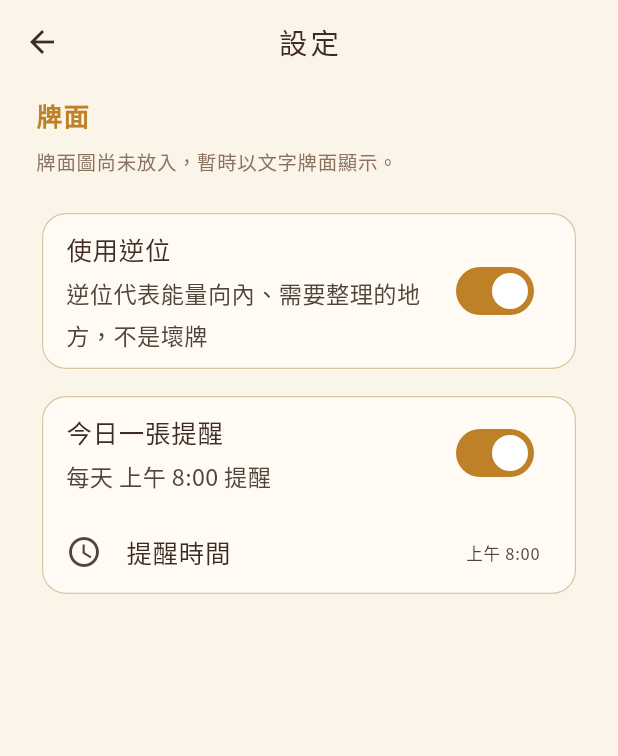
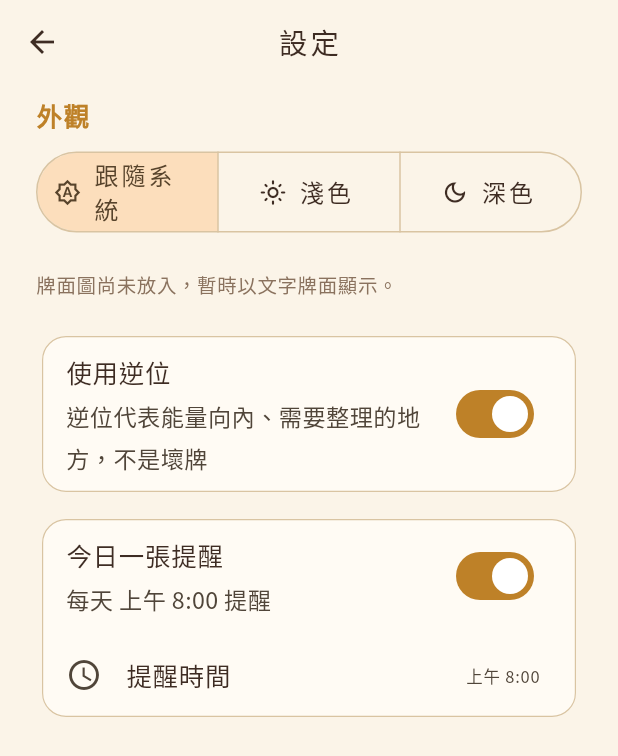
Before and after one commit to lawrence124875/tarot-cards, a Flutter app: the SettingsPage screen opened directly, after a tap on "今日一張提醒", on a phone screen of 412 x 824 dp. Shown: the top 756 px of the screen. Run offline on Flutter 3.47's test engine with Material 3 defaults, Android fonts, the phone set to English and light mode, and no system bars; our stand-ins replace audio_service, cloud_firestore, file_picker, firebase_analytics, firebase_core, firebase_crashlytics and 8 more; missing offline and left inert: purchases_flutter; accounts and stored records are empty; generated files the repository leaves out were written again; Roboto replaces fonts that are missing (NotoSerifTC).

Commit message:
深色模式（跟隨系統／淺色／深色）；桌面圖示與牌背保留完整圖不裁切
- TarotColors 改為依目前配色取值，新增夜空配色與設定頁外觀切換
- 牌背以 BoxFit.contain 完整顯示，多出的邊補牌背底色
- make_icon.py 改用完整圖案產生圖示與牌背；只有一組牌面時隱藏牌面選單

Co-Authored-By: Claude Opus 5.5 (1M context) <noreply@anthropic.com>
Claude-Session: https://claude.ai/code/session_01SUkbWBxzUD7E7pekyz4CDi

```diff
--- a/lib/app/app.dart
+++ b/lib/app/app.dart
@@ -1,6 +1,7 @@
 import 'dart:async';
 
 import 'package:flutter/material.dart';
+import 'package:flutter/services.dart';
 import 'package:flutter_localizations/flutter_localizations.dart';
 
 import '../l10n/l10n.dart';
@@ -57,8 +58,30 @@ class _TarotAppState extends State<TarotApp> {
     super.dispose();
   }
 
+  /// 深淺色切換：TarotColors 是全域取色，沒有依賴 Theme 的元件不會自己重畫，
+  /// 所以換色後把整棵樹標記重建一次（不重建狀態，頁面堆疊與捲動位置都保留）。
+  void _applyPalette(TarotPalette p) {
+    if (identical(TarotColors.current, p)) return;
+    TarotColors.current = p;
+    SystemChrome.setSystemUIOverlayStyle(systemBarsFor(p));
+    WidgetsBinding.instance.addPostFrameCallback((_) {
+      void mark(Element e) {
+        e.markNeedsBuild();
+        e.visitChildren(mark);
+      }
+
+      final root = WidgetsBinding.instance.rootElement;
+      if (root != null) mark(root);
+    });
+  }
+
   @override
   Widget build(BuildContext context) {
+    final settings = AppServices.of(context).settings;
+    return ListenableBuilder(listenable: settings, builder: (context, _) => _app(settings.themeMode));
+  }
+
+  Widget _app(String themeMode) {
     return MaterialApp(
       navigatorKey: _navigatorKey,
       onGenerateTitle: (context) => context.l10n.appTitle,
@@ -82,14 +105,22 @@ class _TarotAppState extends State<TarotApp> {
       builder: (context, child) {
         final fonts = AppFonts.forLanguage(Localizations.localeOf(context).languageCode);
         AppFonts.current = fonts;
+        // 外觀：跟隨系統／淺色／深色（設定頁）。
+        final dark = switch (themeMode) {
+          'dark' => true,
+          'light' => false,
+          _ => MediaQuery.platformBrightnessOf(context) == Brightness.dark,
+        };
+        final palette = dark ? TarotPalette.dark : TarotPalette.light;
+        _applyPalette(palette);
         // 底部系統導覽列（三鍵列、手勢條）：所有頁面、對話框、底部面板都停在它上方，不畫在它後面。
         // 頁面各自留邊容易漏（2026-10-10 實機：首頁、解讀、音景底部被三鍵列蓋住），所以在這裡統一處理；
         // SafeArea 會把底部高度從下層的 MediaQuery 拿掉，各頁的 SafeArea／readablePadding 不會重複留白。
         // 頂端狀態列維持無邊框（AppBar 自己處理）；鍵盤開啟時底部高度由 viewInsets 處理。
         return Theme(
-          data: buildTheme(fonts),
+          data: buildTheme(fonts, palette),
           child: ColoredBox(
-            color: TarotColors.ink,
+            color: palette.ink,
             child: SafeArea(top: false, left: false, right: false, child: child!),
           ),
         );
--- a/lib/app/home_page.dart
+++ b/lib/app/home_page.dart
@@ -121,7 +121,7 @@ class _HomeMenu extends StatelessWidget {
     final l = context.l10n;
     final s = AppServices.of(context);
     return PopupMenuButton<_MenuItem>(
-      icon: const Icon(Icons.more_vert, color: TarotColors.textSub),
+      icon: Icon(Icons.more_vert, color: TarotColors.textSub),
       onSelected: (item) {
         switch (item) {
           case _MenuItem.premium:
--- a/lib/app/theme.dart
+++ b/lib/app/theme.dart
@@ -3,20 +3,77 @@ import 'package:flutter/services.dart';
 
 /// 塔羅主題配色（App 精神：光明、豐盛、療愈、快樂）：晨光奶油底、琥珀金主色、日出珊瑚點綴，
 /// 牌背用暮光紫。欄位名稱沿用謙卦（ink＝底色、inkCard＝卡片底…），換配色只改這裡。
+/// 深色模式（2026-10-19）：同一組欄位換成夜空配色；[current] 由 app.dart 依設定與系統切換，
+/// 所以各頁取色時不能放在 const 裡。
+class TarotPalette {
+  const TarotPalette({
+    required this.brightness,
+    required this.ink,
+    required this.inkCard,
+    required this.earth,
+    required this.rice,
+    required this.mountain,
+    required this.text,
+    required this.textSub,
+    required this.paper,
+    required this.twilight,
+    required this.dawn,
+    required this.sage,
+  });
+
+  final Brightness brightness;
+  final Color ink, inkCard, earth, rice, mountain, text, textSub, paper, twilight, dawn, sage;
+
+  bool get isDark => brightness == Brightness.dark;
+
+  static const light = TarotPalette(
+    brightness: Brightness.light,
+    ink: Color(0xFFFBF4E8), // 晨光奶油：主背景
+    inkCard: Color(0xFFFFFBF4), // 象牙白：卡片底
+    earth: Color(0xFFBE8128), // 琥珀金：主色
+    rice: Color(0xFFE0784C), // 日出珊瑚：點綴、強調
+    mountain: Color(0xFFD9C4A2), // 沙色：線條、輔色
+    text: Color(0xFF3E2C23), // 暖棕：主文字
+    textSub: Color(0xFF8A725E), // 淺棕：次文字
+    paper: Color(0xFFFFFFFF),
+    twilight: Color(0xFF4A3E73), // 暮光紫：牌背
+    dawn: Color(0xFFF3C66E), // 晨光金：牌背的光
+    sage: Color(0xFF7FA58C), // 鼠尾草綠：成長、正向標示
+  );
+
+  /// 夜空：深藍紫底（接近桌面圖示的深藍）、金色更亮一點，文字用暖象牙色。
+  static const dark = TarotPalette(
+    brightness: Brightness.dark,
+    ink: Color(0xFF15182A),
+    inkCard: Color(0xFF1F2338),
+    earth: Color(0xFFE2AE5C),
+    rice: Color(0xFFF0936A),
+    mountain: Color(0xFF3D4260),
+    text: Color(0xFFF2E8D8),
+    textSub: Color(0xFFB5A895),
+    paper: Color(0xFF262A40),
+    twilight: Color(0xFFB0A4E6),
+    dawn: Color(0xFFF3C66E),
+    sage: Color(0xFF8FB89C),
+  );
+}
+
 class TarotColors {
   TarotColors._();
 
-  static const ink = Color(0xFFFBF4E8); // 晨光奶油：主背景
-  static const inkCard = Color(0xFFFFFBF4); // 象牙白：卡片底
-  static const earth = Color(0xFFBE8128); // 琥珀金：主色
-  static const rice = Color(0xFFE0784C); // 日出珊瑚：點綴、強調
-  static const mountain = Color(0xFFD9C4A2); // 沙色：線條、輔色
-  static const text = Color(0xFF3E2C23); // 暖棕：主文字
-  static const textSub = Color(0xFF8A725E); // 淺棕：次文字
-  static const paper = Color(0xFFFFFFFF);
-  static const twilight = Color(0xFF4A3E73); // 暮光紫：牌背
-  static const dawn = Color(0xFFF3C66E); // 晨光金：牌背的光
-  static const sage = Color(0xFF7FA58C); // 鼠尾草綠：成長、正向標示
+  static TarotPalette current = TarotPalette.light;
+
+  static Color get ink => current.ink;
+  static Color get inkCard => current.inkCard;
+  static Color get earth => current.earth;
+  static Color get rice => current.rice;
+  static Color get mountain => current.mountain;
+  static Color get text => current.text;
+  static Color get textSub => current.textSub;
+  static Color get paper => current.paper;
+  static Color get twilight => current.twilight;
+  static Color get dawn => current.dawn;
+  static Color get sage => current.sage;
 }
 
 /// 字體：牌名、標題、引文用宋體；白話解讀與介面用黑體（沿用謙卦）。
@@ -73,38 +130,41 @@ String get kSans => AppFonts.current.sans;
 List<String> get kSerifFallback => AppFonts.current.serifFallback;
 List<String> get kSansFallback => AppFonts.current.sansFallback;
 
-/// 系統列（無邊框畫面）：透明、深色圖示（淺色底），導覽列不加系統的半透明遮罩。
-/// main() 開機時套用；AppBar 也用同一份，進出各頁不會閃動。
-const tarotSystemBars = SystemUiOverlayStyle(
-  statusBarColor: Colors.transparent,
-  statusBarIconBrightness: Brightness.dark,
-  statusBarBrightness: Brightness.light,
-  systemNavigationBarColor: Colors.transparent,
-  systemNavigationBarDividerColor: Colors.transparent,
-  systemNavigationBarIconBrightness: Brightness.dark,
-  systemNavigationBarContrastEnforced: false,
-);
+/// 系統列（無邊框畫面）：透明、圖示深淺跟著主題，導覽列不加系統的半透明遮罩。
+/// main() 開機時與切換深淺色時套用；AppBar 也用同一份，進出各頁不會閃動。
+SystemUiOverlayStyle systemBarsFor(TarotPalette p) => SystemUiOverlayStyle(
+      statusBarColor: Colors.transparent,
+      statusBarIconBrightness: p.isDark ? Brightness.light : Brightness.dark,
+      statusBarBrightness: p.brightness,
+      systemNavigationBarColor: Colors.transparent,
+      systemNavigationBarDividerColor: Colors.transparent,
+      systemNavigationBarIconBrightness: p.isDark ? Brightness.light : Brightness.dark,
+      systemNavigationBarContrastEnforced: false,
+    );
+
+SystemUiOverlayStyle get tarotSystemBars => systemBarsFor(TarotColors.current);
 
 /// 字距：寫 `letterSpacing: tracking(2)`，不加字距的文字（泰文）回傳 0。
 double tracking(double value) => AppFonts.current.tracking ? value : 0;
 
-ThemeData buildTheme([AppFonts fonts = AppFonts.chinese]) {
+ThemeData buildTheme([AppFonts fonts = AppFonts.chinese, TarotPalette palette = TarotPalette.light]) {
+  final c = palette;
   double ls(double value) => fonts.tracking ? value : 0;
   final serif = fonts.serif, serifFallback = fonts.serifFallback;
   final scheme = ColorScheme.fromSeed(
-    seedColor: TarotColors.earth,
-    brightness: Brightness.light,
+    seedColor: c.earth,
+    brightness: c.brightness,
   ).copyWith(
-    primary: TarotColors.earth,
-    onPrimary: Colors.white,
-    secondary: TarotColors.rice,
-    onSecondary: Colors.white,
-    surface: TarotColors.ink,
-    onSurface: TarotColors.text,
-    surfaceContainerLow: TarotColors.inkCard,
-    surfaceContainer: TarotColors.inkCard,
-    surfaceContainerHigh: TarotColors.inkCard,
-    outline: TarotColors.mountain,
+    primary: c.earth,
+    onPrimary: c.isDark ? c.ink : Colors.white,
+    secondary: c.rice,
+    onSecondary: c.isDark ? c.ink : Colors.white,
+    surface: c.ink,
+    onSurface: c.text,
+    surfaceContainerLow: c.inkCard,
+    surfaceContainer: c.inkCard,
+    surfaceContainerHigh: c.inkCard,
+    outline: c.mountain,
   );
 
   return ThemeData(
@@ -112,55 +172,55 @@ ThemeData buildTheme([AppFonts fonts = AppFonts.chinese]) {
     fontFamily: fonts.sans,
     fontFamilyFallback: fonts.sansFallback,
     colorScheme: scheme,
-    scaffoldBackgroundColor: TarotColors.ink,
-    dividerColor: TarotColors.mountain,
+    scaffoldBackgroundColor: c.ink,
+    dividerColor: c.mountain,
     appBarTheme: AppBarTheme(
-      systemOverlayStyle: tarotSystemBars,
-      backgroundColor: TarotColors.ink,
-      foregroundColor: TarotColors.text,
+      systemOverlayStyle: systemBarsFor(c),
+      backgroundColor: c.ink,
+      foregroundColor: c.text,
       elevation: 0,
       scrolledUnderElevation: 0,
       centerTitle: true,
-      titleTextStyle: TextStyle(fontFamily: serif, fontFamilyFallback: serifFallback, fontSize: 19, color: TarotColors.text, letterSpacing: ls(2)),
+      titleTextStyle: TextStyle(fontFamily: serif, fontFamilyFallback: serifFallback, fontSize: 19, color: c.text, letterSpacing: ls(2)),
     ),
     textTheme: TextTheme(
-      displaySmall: TextStyle(fontFamily: serif, fontFamilyFallback: serifFallback, fontSize: 40, height: 1.2, letterSpacing: ls(8), color: TarotColors.text),
-      headlineSmall: TextStyle(fontFamily: serif, fontFamilyFallback: serifFallback, fontSize: 24, height: 1.4, letterSpacing: ls(2), color: TarotColors.text),
-      titleMedium: TextStyle(fontFamily: serif, fontFamilyFallback: serifFallback, fontSize: 17, height: 1.5, letterSpacing: ls(1), color: TarotColors.earth, fontWeight: FontWeight.w600),
-      bodyLarge: TextStyle(fontFamily: serif, fontFamilyFallback: serifFallback, fontSize: 17, height: 1.9, color: TarotColors.text),
-      bodyMedium: const TextStyle(fontSize: 15.5, height: 1.8, color: TarotColors.text),
-      bodySmall: const TextStyle(fontSize: 13, height: 1.6, color: TarotColors.textSub),
+      displaySmall: TextStyle(fontFamily: serif, fontFamilyFallback: serifFallback, fontSize: 40, height: 1.2, letterSpacing: ls(8), color: c.text),
+      headlineSmall: TextStyle(fontFamily: serif, fontFamilyFallback: serifFallback, fontSize: 24, height: 1.4, letterSpacing: ls(2), color: c.text),
+      titleMedium: TextStyle(fontFamily: serif, fontFamilyFallback: serifFallback, fontSize: 17, height: 1.5, letterSpacing: ls(1), color: c.earth, fontWeight: FontWeight.w600),
+      bodyLarge: TextStyle(fontFamily: serif, fontFamilyFallback: serifFallback, fontSize: 17, height: 1.9, color: c.text),
+      bodyMedium: TextStyle(fontSize: 15.5, height: 1.8, color: c.text),
+      bodySmall: TextStyle(fontSize: 13, height: 1.6, color: c.textSub),
       labelLarge: TextStyle(fontSize: 16, letterSpacing: ls(2)),
     ),
     filledButtonTheme: FilledButtonThemeData(
       style: FilledButton.styleFrom(
-        backgroundColor: TarotColors.earth,
-        foregroundColor: Colors.white,
+        backgroundColor: c.earth,
+        foregroundColor: c.isDark ? c.ink : Colors.white,
         minimumSize: const Size(200, 52),
         shape: RoundedRectangleBorder(borderRadius: BorderRadius.circular(26)),
       ),
     ),
     outlinedButtonTheme: OutlinedButtonThemeData(
       style: OutlinedButton.styleFrom(
-        foregroundColor: TarotColors.earth,
-        side: const BorderSide(color: TarotColors.mountain),
+        foregroundColor: c.earth,
+        side: BorderSide(color: c.mountain),
         minimumSize: const Size(160, 48),
         shape: RoundedRectangleBorder(borderRadius: BorderRadius.circular(24)),
       ),
     ),
     textButtonTheme: TextButtonThemeData(
-      style: TextButton.styleFrom(foregroundColor: TarotColors.textSub),
+      style: TextButton.styleFrom(foregroundColor: c.textSub),
     ),
     cardTheme: CardThemeData(
-      color: TarotColors.inkCard,
+      color: c.inkCard,
       elevation: 0,
       shape: RoundedRectangleBorder(
         borderRadius: BorderRadius.circular(16),
-        side: const BorderSide(color: TarotColors.mountain, width: 0.8),
+        side: BorderSide(color: c.mountain, width: 0.8),
       ),
     ),
-    bottomSheetTheme: const BottomSheetThemeData(backgroundColor: TarotColors.inkCard),
-    dialogTheme: const DialogThemeData(backgroundColor: TarotColors.inkCard),
-    chipTheme: const ChipThemeData(backgroundColor: TarotColors.inkCard, side: BorderSide(color: TarotColors.mountain)),
+    bottomSheetTheme: BottomSheetThemeData(backgroundColor: c.inkCard),
+    dialogTheme: DialogThemeData(backgroundColor: c.inkCard),
+    chipTheme: ChipThemeData(backgroundColor: c.inkCard, side: BorderSide(color: c.mountain)),
   );
 }
--- a/lib/core/settings/app_settings.dart
+++ b/lib/core/settings/app_settings.dart
@@ -2,7 +2,7 @@ import 'package:flutter/foundation.dart';
 
 import 'json_file.dart';
 
-/// 使用者設定：牌面組、是否使用逆位、今日一張的每日提醒。存在 settings.json。
+/// 使用者設定：牌面組、是否使用逆位、今日一張的每日提醒、外觀（跟隨系統／淺色／深色）。存在 settings.json。
 class AppSettings extends ChangeNotifier {
   AppSettings({KeyValueFile? store}) : _store = store ?? FileKeyValue('settings.json');
 
@@ -15,6 +15,10 @@ class AppSettings extends ChangeNotifier {
   int dailyHour = 8;
   int dailyMinute = 0;
 
+  /// 外觀：'system' 跟隨系統、'light' 淺色、'dark' 深色。
+  String themeMode = 'system';
+  static const themeModes = ['system', 'light', 'dark'];
+
   Future<void> load() async {
     if (_loaded) return;
     final j = await _store.read();
@@ -23,16 +27,19 @@ class AppSettings extends ChangeNotifier {
     dailyReminder = j['dailyReminder'] as bool? ?? dailyReminder;
     dailyHour = (j['dailyHour'] as int? ?? dailyHour).clamp(0, 23);
     dailyMinute = (j['dailyMinute'] as int? ?? dailyMinute).clamp(0, 59);
+    final m = j['themeMode'] as String?;
+    if (themeModes.contains(m)) themeMode = m!;
     _loaded = true;
     notifyListeners();
   }
 
-  Future<void> update({String? deckId, bool? reversals, bool? dailyReminder, int? dailyHour, int? dailyMinute}) async {
+  Future<void> update({String? deckId, bool? reversals, bool? dailyReminder, int? dailyHour, int? dailyMinute, String? themeMode}) async {
     this.deckId = deckId ?? this.deckId;
     this.reversals = reversals ?? this.reversals;
     this.dailyReminder = dailyReminder ?? this.dailyReminder;
     this.dailyHour = dailyHour ?? this.dailyHour;
     this.dailyMinute = dailyMinute ?? this.dailyMinute;
+    this.themeMode = themeMode ?? this.themeMode;
     notifyListeners();
     await _store.write({
       'deck': this.deckId,
@@ -40,6 +47,7 @@ class AppSettings extends ChangeNotifier {
       'dailyReminder': this.dailyReminder,
       'dailyHour': this.dailyHour,
       'dailyMinute': this.dailyMinute,
+      'themeMode': this.themeMode,
     });
   }
 }
--- a/lib/features/draw/spread_picker_page.dart
+++ b/lib/features/draw/spread_picker_page.dart
@@ -76,7 +76,7 @@ class _SpreadPickerPageState extends State<SpreadPickerPage> {
                                   Text(l.cardCount(sp.size), style: t.bodySmall),
                                   if (sp.premium && !_s.isPremium) ...[
                                     const SizedBox(width: 6),
-                                    const Icon(Icons.lock_outline, size: 16, color: TarotColors.textSub),
+                                    Icon(Icons.lock_outline, size: 16, color: TarotColors.textSub),
                                   ],
                                 ]),
                                 const SizedBox(height: 4),
--- a/lib/features/journal/journal_entry_page.dart
+++ b/lib/features/journal/journal_entry_page.dart
@@ -204,7 +204,7 @@ class _JournalEntryPageState extends State<JournalEntryPage> {
                 child: Text(e.question.isEmpty ? l.journalQuestionEmpty : e.question,
                     style: e.question.isEmpty ? t.bodyMedium?.copyWith(color: TarotColors.textSub) : null),
               ),
-              const Icon(Icons.edit_outlined, size: 18, color: TarotColors.textSub),
+              Icon(Icons.edit_outlined, size: 18, color: TarotColors.textSub),
             ]),
           ),
         ),
@@ -217,7 +217,7 @@ class _JournalEntryPageState extends State<JournalEntryPage> {
                 child: Text(e.firstImpression.isEmpty ? l.journalQuestionEmpty : e.firstImpression,
                     style: e.firstImpression.isEmpty ? t.bodyMedium?.copyWith(color: TarotColors.textSub) : null),
               ),
-              const Icon(Icons.edit_outlined, size: 18, color: TarotColors.textSub),
+              Icon(Icons.edit_outlined, size: 18, color: TarotColors.textSub),
             ]),
           ),
         ),
@@ -249,7 +249,7 @@ class _JournalEntryPageState extends State<JournalEntryPage> {
                     width: double.infinity,
                     margin: const EdgeInsets.only(top: 12),
                     padding: const EdgeInsetsDirectional.only(start: 12),
-                    decoration: const BoxDecoration(
+                    decoration: BoxDecoration(
                       border: BorderDirectional(start: BorderSide(color: TarotColors.rice, width: 2)),
                     ),
                     child: Column(
--- a/lib/features/journal/journal_list_page.dart
+++ b/lib/features/journal/journal_list_page.dart
@@ -59,7 +59,7 @@ class _List extends StatelessWidget {
           return ListView.separated(
             padding: readablePadding(context, horizontal: 16, top: 8, bottom: 32),
             itemCount: entries.length,
-            separatorBuilder: (_, __) => const Divider(height: 1, color: TarotColors.mountain),
+            separatorBuilder: (_, __) => Divider(height: 1, color: TarotColors.mountain),
             itemBuilder: (context, i) => _Tile(entry: entries[i]),
           );
         },
--- a/lib/features/learn/lesson_page.dart
+++ b/lib/features/learn/lesson_page.dart
@@ -60,7 +60,7 @@ class _LessonUnitPageState extends State<LessonUnitPage> {
                 title: Text(lesson.title),
                 trailing: _done.contains(lesson.id)
                     ? Icon(Icons.check_circle_outline, color: TarotColors.earth, semanticLabel: l.lessonRead)
-                    : const Icon(Icons.chevron_right, color: TarotColors.textSub),
+                    : Icon(Icons.chevron_right, color: TarotColors.textSub),
                 onTap: () => Navigator.of(context)
                     .push(MaterialPageRoute<void>(builder: (_) => LessonPage(unit: unit, index: i)))
                     .then((_) => _load()),
--- a/lib/features/learn/quiz_page.dart
+++ b/lib/features/learn/quiz_page.dart
@@ -51,7 +51,7 @@ class QuizSetupPage extends StatelessWidget {
               margin: const EdgeInsets.only(bottom: 10),
               child: ListTile(
                 title: Text(label(p)),
-                trailing: const Icon(Icons.chevron_right, color: TarotColors.textSub),
+                trailing: Icon(Icons.chevron_right, color: TarotColors.textSub),
                 onTap: () => Navigator.of(context)
                     .pushReplacement(MaterialPageRoute<void>(builder: (_) => QuizPage(pool: p))),
               ),
--- a/lib/features/settings/settings_page.dart
+++ b/lib/features/settings/settings_page.dart
@@ -9,7 +9,7 @@ import '../../shared/widgets/adaptive_layout.dart';
 import '../../shared/widgets/card_face.dart';
 import '../daily/daily_page.dart';
 
-/// 設定：牌面組（1909 原版／AI 繪製版）、是否使用逆位、今日一張的提醒。
+/// 設定：外觀（跟隨系統／淺色／深色）、牌面組（只有一組時不顯示）、是否使用逆位、今日一張的提醒。
 class SettingsPage extends StatefulWidget {
   const SettingsPage({super.key});
 
@@ -52,11 +52,26 @@ class _SettingsPageState extends State<SettingsPage> {
         builder: (context, _) => ListView(
           padding: readablePadding(context, top: 8, bottom: 40),
           children: [
-            Text(l.settingsDeck, style: t.titleMedium),
+            Text(l.settingsTheme, style: t.titleMedium),
             const SizedBox(height: 8),
+            SegmentedButton<String>(
+              showSelectedIcon: false,
+              segments: [
+                ButtonSegment(value: 'system', label: Text(l.settingsThemeSystem), icon: const Icon(Icons.brightness_auto_outlined)),
+                ButtonSegment(value: 'light', label: Text(l.settingsThemeLight), icon: const Icon(Icons.light_mode_outlined)),
+                ButtonSegment(value: 'dark', label: Text(l.settingsThemeDark), icon: const Icon(Icons.dark_mode_outlined)),
+              ],
+              selected: {_s.settings.themeMode},
+              onSelectionChanged: (v) => _s.settings.update(themeMode: v.first),
+            ),
+            const SizedBox(height: 20),
+            if (_decks.length > 1) ...[
+              Text(l.settingsDeck, style: t.titleMedium),
+              const SizedBox(height: 8),
+            ],
             if (_decks.isEmpty)
               Text(l.settingsNoDeck, style: t.bodySmall?.copyWith(color: TarotColors.textSub))
-            else
+            else if (_decks.length > 1)
               for (final d in _decks)
                 Card(
                   margin: const EdgeInsets.only(bottom: 10),
@@ -87,9 +102,9 @@ class _SettingsPageState extends State<SettingsPage> {
                           ]),
                         ),
                         if (d.id == current)
-                          const Icon(Icons.check_circle, color: TarotColors.rice)
+                          Icon(Icons.check_circle, color: TarotColors.rice)
                         else if (d.premium && !_s.isPremium)
-                          const Icon(Icons.lock_outline, color: TarotColors.textSub),
+                          Icon(Icons.lock_outline, color: TarotColors.textSub),
                       ]),
                     ),
                   ),
--- a/lib/l10n/app_zh.arb
+++ b/lib/l10n/app_zh.arb
@@ -772,6 +772,10 @@
   "settingsDeck": "牌面",
   "settingsNoDeck": "牌面圖尚未放入，暫時以文字牌面顯示。",
   "settingsDeckAi": "此牌面由 AI 繪製",
+  "settingsTheme": "外觀",
+  "settingsThemeSystem": "跟隨系統",
+  "settingsThemeLight": "淺色",
+  "settingsThemeDark": "深色",
   "settingsReversals": "使用逆位",
   "settingsReversalsHint": "逆位代表能量向內、需要整理的地方，不是壞牌",
   "journalStatsTitle": "常出現的牌",
--- a/lib/reading/atmosphere_view.dart
+++ b/lib/reading/atmosphere_view.dart
@@ -69,7 +69,7 @@ class AtmosphereSection extends StatelessWidget {
             Padding(
               padding: const EdgeInsets.only(top: 10),
               child: Row(crossAxisAlignment: CrossAxisAlignment.start, children: [
-                const Padding(
+                Padding(
                   padding: EdgeInsets.only(top: 7),
                   child: Icon(Icons.brightness_7_outlined, size: 14, color: TarotColors.rice),
                 ),
--- a/lib/reading/reading_page.dart
+++ b/lib/reading/reading_page.dart
@@ -402,7 +402,7 @@ class _CardReading extends StatelessWidget {
             label: Text(l.cardDetailButton(l.cardName(drawn.cardId))),
           ),
         ),
-        if (!single) const Divider(height: 24, color: TarotColors.mountain),
+        if (!single) Divider(height: 24, color: TarotColors.mountain),
       ],
     );
   }
--- a/lib/shared/premium/paywall_page.dart
+++ b/lib/shared/premium/paywall_page.dart
@@ -106,7 +106,7 @@ class _PaywallPageState extends State<PaywallPage> {
                 Padding(
                   padding: const EdgeInsets.only(bottom: 10),
                   child: Row(children: [
-                    const Icon(Icons.check, size: 18, color: TarotColors.earth),
+                    Icon(Icons.check, size: 18, color: TarotColors.earth),
                     const SizedBox(width: 12),
                     Expanded(child: Text(b, style: t.bodyLarge)),
                   ]),
```
Also changed, not shown: lib/shared/widgets/card_back.dart (+13 -3 lines), lib/shared/widgets/card_face.dart (+5 -5 lines), branding/icon-1024.png, 11 other files.
